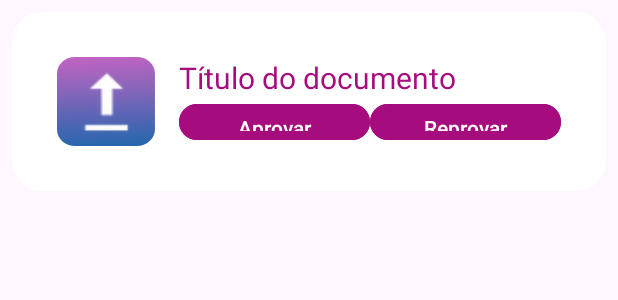
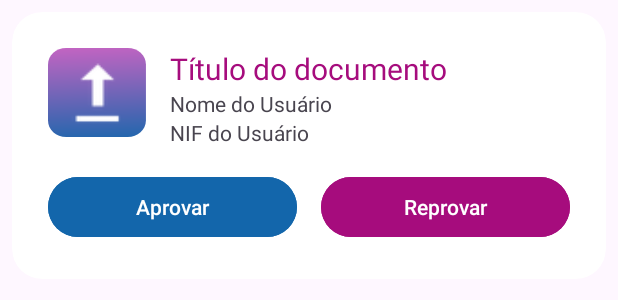
Before and after one commit to Pris-c/aima-id, an Android app: the layout card_doc_analyse.xml on its own in the app's theme, with its tools: preview values and no code run, on a phone screen of 412 x 824 dp. Shown: the top 300 px of the screen. Run offline under Robolectric (Android 15) with nearby library versions, the phone set to English and light mode, and no system bars.

Commit message:
implement docs analyse

```diff
--- a/app/src/main/res/layout/card_doc_analyse.xml
+++ b/app/src/main/res/layout/card_doc_analyse.xml
@@ -15,8 +15,13 @@
 <LinearLayout
 android:layout_width="match_parent"
 android:layout_height="wrap_content"
-        android:orientation="horizontal"
-        android:padding="30dp">
+android:orientation="vertical"
+    android:padding="24dp">
+
+<LinearLayout
+android:layout_width="match_parent"
+android:layout_height="wrap_content"
+android:orientation="horizontal">
 
 <FrameLayout
     android:layout_width="65dp"
@@ -34,11 +39,10 @@
 
 <LinearLayout
     android:layout_width="0dp"
-            android:layout_height="match_parent"
+    android:layout_height="wrap_content"
     android:layout_weight="1"
     android:orientation="vertical"
-            android:layout_marginStart="16dp"
-            android:gravity="center_vertical">
+    android:layout_marginStart="16dp">
 
     <TextView
         android:id="@+id/titleTextView"
@@ -48,28 +52,42 @@
         android:textColor="@color/aima_pink"
         android:textSize="20sp" />
 
+    <TextView
+        android:id="@+id/userNameTextView"
+        android:layout_width="wrap_content"
+        android:layout_height="wrap_content"
+        android:text="Nome do Usuário" />
+
+    <TextView
+        android:id="@+id/userNifTextView"
+        android:layout_width="wrap_content"
+        android:layout_height="wrap_content"
+        android:text="NIF do Usuário" />
+</LinearLayout>
+</LinearLayout>
+
 <LinearLayout
 android:layout_width="match_parent"
 android:layout_height="wrap_content"
-                android:orientation="horizontal">
+android:orientation="horizontal"
+android:layout_marginTop="16dp">
 
 <Button
     android:id="@+id/approveButton"
-
     android:layout_width="0dp"
     android:layout_height="wrap_content"
     android:layout_weight="1"
     android:text="Aprovar"
-                    android:backgroundTint="@color/aima_pink"/>
+    android:backgroundTint="@color/aima_blue"/>
 
 <Button
     android:id="@+id/reproveButton"
     android:layout_width="0dp"
     android:layout_height="wrap_content"
     android:layout_weight="1"
+    android:layout_marginStart="16dp"
     android:text="Reprovar"
     android:backgroundTint="@color/aima_pink"/>
 </LinearLayout>
     </LinearLayout>
-    </LinearLayout>
     </androidx.cardview.widget.CardView>
```
Also changed, not shown: app/src/main/java/com/example/aima_id_app/ui/view/DocsAnalysisStaffFragment.kt (+23 -1 lines), app/src/main/java/com/example/aima_id_app/util/adapter/CardDocAnalyse.kt (+99 -1 lines). Lines whose indentation alone changed are shown as unchanged.
